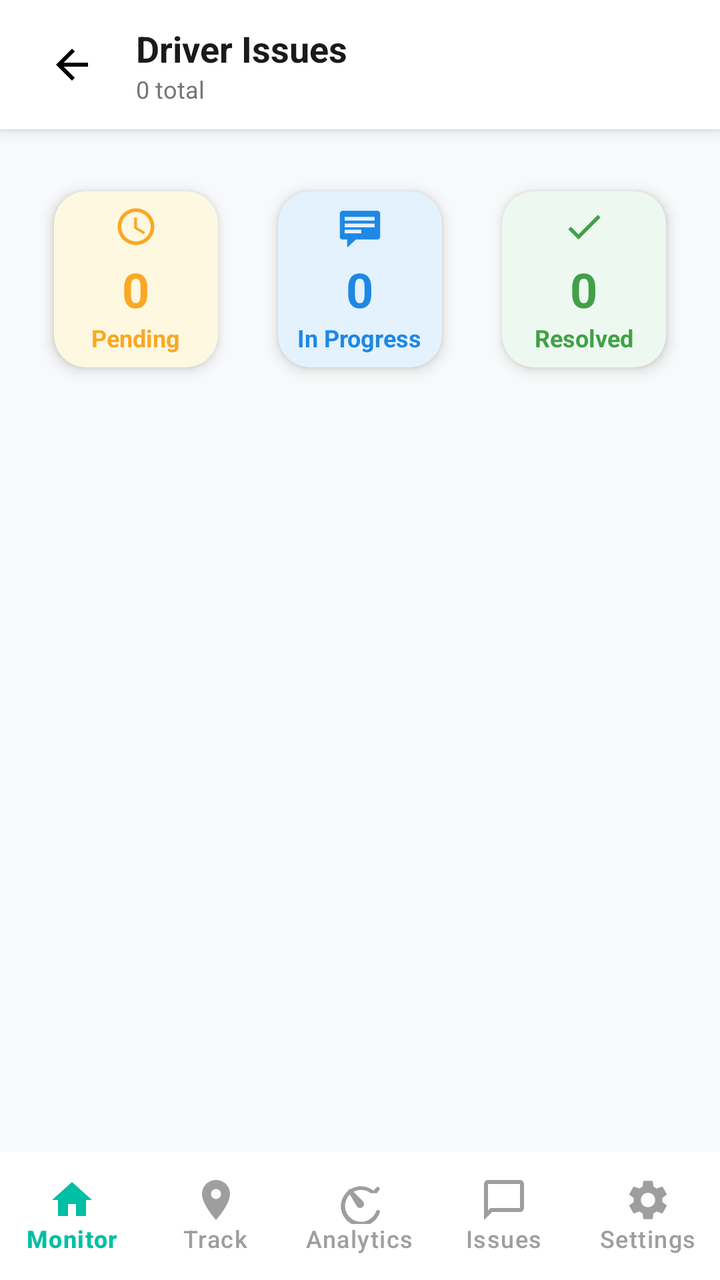
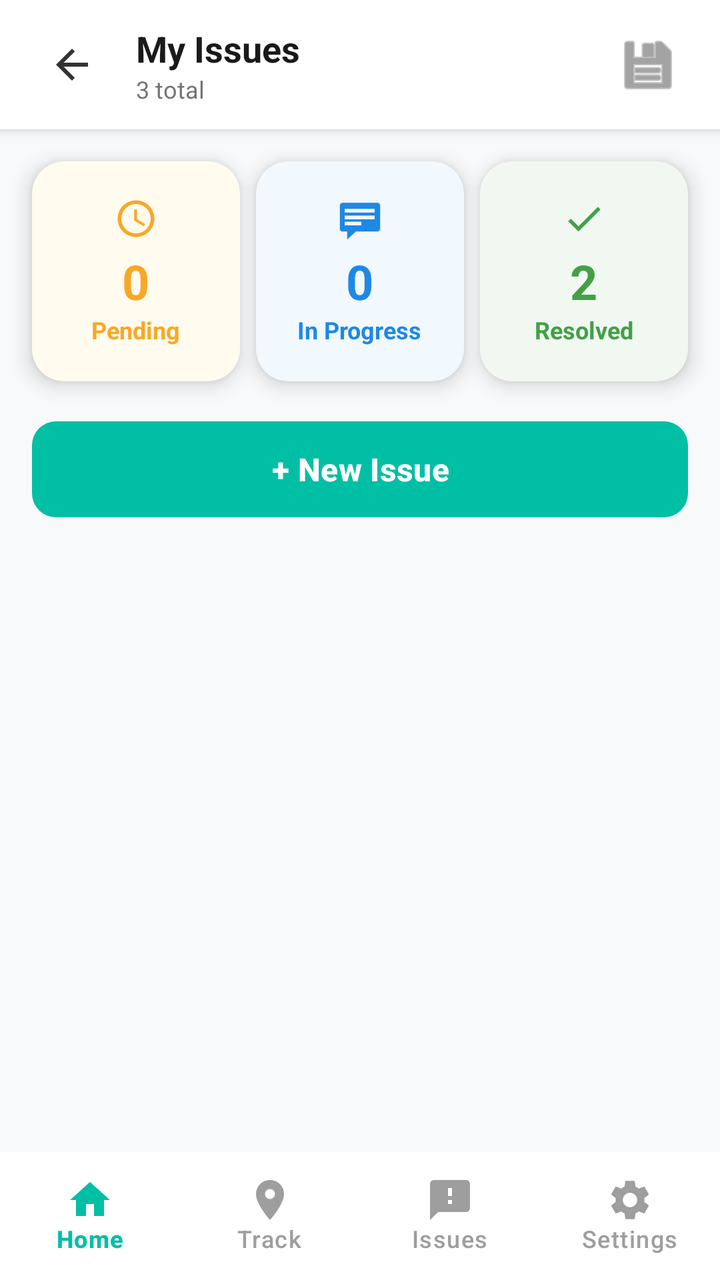

Compare the two renders of this Android layout. The source of the first and the diff that turns it into the second are given below.
<!-- AndroidManifest.xml: application theme Theme.MyApplication -->
<!-- res/layout/activity_driver_issues.xml -->
<?xml version="1.0" encoding="utf-8"?>
<RelativeLayout
    xmlns:android="http://schemas.android.com/apk/res/android"
    xmlns:app="http://schemas.android.com/apk/res-auto"
    android:id="@+id/driver_issues_root"
    android:layout_width="match_parent"
    android:layout_height="match_parent"
    android:background="#F8F9FA">

    <androidx.core.widget.NestedScrollView
        android:layout_width="match_parent"
        android:layout_height="match_parent"
        android:layout_above="@id/bottom_navigation"
        android:clipChildren="false"
        android:clipToPadding="false"
        android:paddingBottom="16dp">

        <LinearLayout
            android:layout_width="match_parent"
            android:layout_height="wrap_content"
            android:orientation="vertical"
            android:clipChildren="false"
            android:clipToPadding="false">

            
            <RelativeLayout
                android:layout_width="match_parent"
                android:layout_height="wrap_content"
                android:paddingHorizontal="16dp"
                android:paddingVertical="12dp"
                android:background="@android:color/white"
                android:elevation="4dp"
                android:id="@+id/header_layout">

                <ImageButton
                    android:id="@+id/btnBack"
                    android:layout_width="40dp"
                    android:layout_height="40dp"
                    android:layout_centerVertical="true"
                    android:background="?attr/selectableItemBackgroundBorderless"
                    android:src="@drawable/ic_back"
                    android:contentDescription="Back"
                    android:padding="8dp"
                    app:tint="@color/black" />

                <LinearLayout
                    android:layout_width="wrap_content"
                    android:layout_height="wrap_content"
                    android:layout_toEndOf="@id/btnBack"
                    android:layout_marginStart="12dp"
                    android:layout_centerVertical="true"
                    android:orientation="vertical">

                    <TextView
                        android:layout_width="wrap_content"
                        android:layout_height="wrap_content"
                        android:text="Driver Issues"
                        android:textSize="18sp"
                        android:textStyle="bold"
                        android:textColor="#1A1A1A" />

                    <TextView
                        android:id="@+id/tvTotalIssues"
                        android:layout_width="wrap_content"
                        android:layout_height="wrap_content"
                        android:text="0 total"
                        android:textSize="12sp"
                        android:textColor="#757575" />
                </LinearLayout>
            </RelativeLayout>

            
            <LinearLayout
                android:layout_width="match_parent"
                android:layout_height="wrap_content"
                android:orientation="horizontal"
                android:paddingHorizontal="12dp"
                android:paddingTop="20dp"
                android:paddingBottom="24dp"
                android:weightSum="3"
                android:clipChildren="false"
                android:clipToPadding="false">

                
                <com.google.android.material.card.MaterialCardView
                    android:id="@+id/cardPending"
                    android:layout_width="0dp"
                    android:layout_height="110dp"
                    android:layout_weight="1"
                    android:layout_marginHorizontal="6dp"
                    app:cardCornerRadius="16dp"
                    app:cardElevation="4dp"
                    app:cardUseCompatPadding="true"
                    app:strokeWidth="0dp"
                    app:cardBackgroundColor="#FFF8E1">
                    <LinearLayout
                        android:layout_width="match_parent"
                        android:layout_height="match_parent"
                        android:gravity="center"
                        android:orientation="vertical">
                        <ImageView
                            android:layout_width="22dp"
                            android:layout_height="22dp"
                            android:src="@drawable/ic_time"
                            app:tint="#F9A825" />
                        <TextView
                            android:id="@+id/tvPendingCount"
                            android:layout_width="wrap_content"
                            android:layout_height="wrap_content"
                            android:layout_marginTop="4dp"
                            android:text="0"
                            android:textSize="24sp"
                            android:textStyle="bold"
                            android:textColor="#F9A825" />
                        <TextView
                            android:layout_width="wrap_content"
                            android:layout_height="wrap_content"
                            android:text="Pending"
                            android:textSize="12sp"
                            android:textStyle="bold"
                            android:textColor="#F9A825" />
                    </LinearLayout>
                </com.google.android.material.card.MaterialCardView>

                
                <com.google.android.material.card.MaterialCardView
                    android:id="@+id/cardInProgress"
                    android:layout_width="0dp"
                    android:layout_height="110dp"
                    android:layout_weight="1"
                    android:layout_marginHorizontal="6dp"
                    app:cardCornerRadius="16dp"
                    app:cardElevation="4dp"
                    app:cardUseCompatPadding="true"
                    app:strokeWidth="0dp"
                    app:cardBackgroundColor="#E3F2FD">
                    <LinearLayout
                        android:layout_width="match_parent"
                        android:layout_height="match_parent"
                        android:gravity="center"
                        android:orientation="vertical">
                        <ImageView
                            android:layout_width="22dp"
                            android:layout_height="22dp"
                            android:src="@android:drawable/stat_notify_chat"
                            app:tint="#1E88E5" />
                        <TextView
                            android:id="@+id/tvInProgressCount"
                            android:layout_width="wrap_content"
                            android:layout_height="wrap_content"
                            android:layout_marginTop="4dp"
                            android:text="0"
                            android:textSize="24sp"
                            android:textStyle="bold"
                            android:textColor="#1E88E5" />
                        <TextView
                            android:layout_width="wrap_content"
                            android:layout_height="wrap_content"
                            android:text="In Progress"
                            android:textSize="12sp"
                            android:textStyle="bold"
                            android:textColor="#1E88E5" />
                    </LinearLayout>
                </com.google.android.material.card.MaterialCardView>

                
                <com.google.android.material.card.MaterialCardView
                    android:id="@+id/cardResolved"
                    android:layout_width="0dp"
                    android:layout_height="110dp"
                    android:layout_weight="1"
                    android:layout_marginHorizontal="6dp"
                    app:cardCornerRadius="16dp"
                    app:cardElevation="4dp"
                    app:cardUseCompatPadding="true"
                    app:strokeWidth="0dp"
                    app:cardBackgroundColor="#EDF9F0">
                    <LinearLayout
                        android:layout_width="match_parent"
                        android:layout_height="match_parent"
                        android:gravity="center"
                        android:orientation="vertical">
                        <ImageView
                            android:layout_width="22dp"
                            android:layout_height="22dp"
                            android:src="@drawable/ic_check"
                            app:tint="#43A047" />
                        <TextView
                            android:id="@+id/tvResolvedCount"
                            android:layout_width="wrap_content"
                            android:layout_height="wrap_content"
                            android:layout_marginTop="4dp"
                            android:text="0"
                            android:textSize="24sp"
                            android:textStyle="bold"
                            android:textColor="#43A047" />
                        <TextView
                            android:layout_width="wrap_content"
                            android:layout_height="wrap_content"
                            android:text="Resolved"
                            android:textSize="12sp"
                            android:textStyle="bold"
                            android:textColor="#43A047" />
                    </LinearLayout>
                </com.google.android.material.card.MaterialCardView>

            </LinearLayout>

            
            <LinearLayout
                android:id="@+id/issuesContainer"
                android:layout_width="match_parent"
                android:layout_height="wrap_content"
                android:orientation="vertical"
                android:padding="16dp">

                

            </LinearLayout>

            <View
                android:layout_width="match_parent"
                android:layout_height="80dp" />

        </LinearLayout>

    </androidx.core.widget.NestedScrollView>

    <com.google.android.material.bottomnavigation.BottomNavigationView
        android:id="@+id/bottom_navigation"
        android:layout_width="match_parent"
        android:layout_height="wrap_content"
        android:minHeight="64dp"
        android:background="@android:color/white"
        app:elevation="32dp"
        app:menu="@menu/admin_bottom_nav_menu"
        android:layout_alignParentBottom="true"
        app:itemIconTint="@color/nav_item_color"
        app:itemTextColor="@color/nav_item_color"
        app:itemRippleColor="@color/nav_active_bg"
        app:itemActiveIndicatorStyle="@style/App.Custom.Indicator"
        app:labelVisibilityMode="labeled" />

</RelativeLayout>
<!-- resources referenced by this layout -->
<resources>
  <color name="black">#FF000000</color>
  <color name="nav_active_bg">#EDE7F6</color>
  <!-- drawable ic_back (drawable) -->
  <vector xmlns:android="http://schemas.android.com/apk/res/android"
      android:width="24dp"
      android:height="24dp"
      android:viewportWidth="24"
      android:viewportHeight="24"
      android:tint="?attr/colorControlNormal">
    <path
        android:fillColor="@android:color/white"
        android:pathData="M20,11H7.83l5.59,-5.59L12,4l-8,8 8,8 1.41,-1.41L7.83,13H20v-2z"/>
  </vector>
  <!-- drawable ic_check (drawable) -->
  <vector xmlns:android="http://schemas.android.com/apk/res/android"
      android:width="24dp"
      android:height="24dp"
      android:viewportWidth="24"
      android:viewportHeight="24">
    <path
        android:fillColor="@android:color/white"
        android:pathData="M9,16.17L4.83,12l-1.42,1.41L9,19 21,7l-1.41,-1.41z"/>
  </vector>
  <!-- drawable ic_time (drawable) -->
  <vector xmlns:android="http://schemas.android.com/apk/res/android"
      android:width="24dp"
      android:height="24dp"
      android:viewportWidth="24"
      android:viewportHeight="24">
    <path
        android:fillColor="@android:color/white"
        android:pathData="M11.99,2C6.47,2 2,6.48 2,12s4.47,10 9.99,10C17.52,22 22,17.52 22,12S17.52,2 11.99,2zM12,20c-4.42,0 -8,-3.58 -8,-8s3.58,-8 8,-8 8,3.58 8,8 -3.58,8 -8,8zM12.5,7L11,7v6l5.25,3.15 0.75,-1.23 -4.5,-2.67z"/>
  </vector>
  <style name="App.Custom.Indicator" parent="Widget.Material3.BottomNavigationView.ActiveIndicator">
          <item name="android:color">@color/nav_active_bg</item>
          <item name="android:width">64dp</item>
          <item name="android:height">40dp</item>
          <item name="marginHorizontal">12dp</item>
      </style>
  <style name="Theme.MyApplication" parent="Base.Theme.MyApplication" />
  <style name="Base.Theme.MyApplication" parent="Theme.Material3.DayNight.NoActionBar">
          
          <item name="colorPrimary">@color/primary_blue</item>
          <item name="colorSecondary">@color/secondary_blue</item>
          <item name="colorTertiary">@color/teal_link</item>
          
          <item name="colorControlActivated">@color/primary_blue</item>
          <item name="colorControlHighlight">@color/light_gray</item>
          <item name="android:textColorHighlight">#40000000</item>
      </style>
  <color name="primary_blue">#1565C0</color>
  <color name="secondary_blue">#1976D2</color>
  <color name="teal_link">#00BFA5</color>
  <color name="light_gray">#E0E0E0</color>
</resources>

<!-- the commit's change to res/layout/activity_driver_issues.xml (unified diff, before → after) -->
@@ -1,26 +1,26 @@
 <?xml version="1.0" encoding="utf-8"?>
-<RelativeLayout
-    xmlns:android="http://schemas.android.com/apk/res/android"
+<androidx.constraintlayout.widget.ConstraintLayout xmlns:android="http://schemas.android.com/apk/res/android"
     xmlns:app="http://schemas.android.com/apk/res-auto"
+    xmlns:tools="http://schemas.android.com/tools"
     android:id="@+id/driver_issues_root"
     android:layout_width="match_parent"
     android:layout_height="match_parent"
-    android:background="#F8F9FA">
+    android:background="#F8F9FA"
+    tools:context=".DriverIssuesActivity">
 
     <androidx.core.widget.NestedScrollView
         android:layout_width="match_parent"
-        android:layout_height="match_parent"
-        android:layout_above="@id/bottom_navigation"
-        android:clipChildren="false"
+        android:layout_height="0dp"
         android:clipToPadding="false"
-        android:paddingBottom="16dp">
+        android:fillViewport="true"
+        app:layout_constraintBottom_toTopOf="@id/bottom_navigation"
+        app:layout_constraintTop_toTopOf="parent">
 
         <LinearLayout
             android:layout_width="match_parent"
             android:layout_height="wrap_content"
             android:orientation="vertical"
-            android:clipChildren="false"
-            android:clipToPadding="false">
+            android:paddingBottom="16dp">
 
             
             <RelativeLayout
@@ -29,24 +29,21 @@
                 android:paddingHorizontal="16dp"
                 android:paddingVertical="12dp"
                 android:background="@android:color/white"
-                android:elevation="4dp"
-                android:id="@+id/header_layout">
+                android:elevation="4dp">
 
                 <ImageButton
-                    android:id="@+id/btnBack"
+                    android:id="@+id/btn_back"
                     android:layout_width="40dp"
                     android:layout_height="40dp"
                     android:layout_centerVertical="true"
                     android:background="?attr/selectableItemBackgroundBorderless"
                     android:src="@drawable/ic_back"
-                    android:contentDescription="Back"
-                    android:padding="8dp"
-                    app:tint="@color/black" />
+                    app:tint="#333333" />
 
                 <LinearLayout
                     android:layout_width="wrap_content"
                     android:layout_height="wrap_content"
-                    android:layout_toEndOf="@id/btnBack"
+                    android:layout_toEndOf="@id/btn_back"
                     android:layout_marginStart="12dp"
                     android:layout_centerVertical="true"
                     android:orientation="vertical">
@@ -54,19 +51,28 @@
                     <TextView
                         android:layout_width="wrap_content"
                         android:layout_height="wrap_content"
-                        android:text="Driver Issues"
+                        android:text="My Issues"
                         android:textSize="18sp"
                         android:textStyle="bold"
                         android:textColor="#1A1A1A" />
 
                     <TextView
-                        android:id="@+id/tvTotalIssues"
+                        android:id="@+id/tv_total_issues"
                         android:layout_width="wrap_content"
                         android:layout_height="wrap_content"
-                        android:text="0 total"
+                        android:text="3 total"
                         android:textSize="12sp"
                         android:textColor="#757575" />
                 </LinearLayout>
+
+                <ImageButton
+                    android:layout_width="40dp"
+                    android:layout_height="40dp"
+                    android:layout_alignParentEnd="true"
+                    android:layout_centerVertical="true"
+                    android:background="?attr/selectableItemBackgroundBorderless"
+                    android:src="@android:drawable/ic_menu_save"
+                    app:tint="#666666" />
             </RelativeLayout>
 
             
@@ -75,24 +81,20 @@
                 android:layout_height="wrap_content"
                 android:orientation="horizontal"
                 android:paddingHorizontal="12dp"
-                android:paddingTop="20dp"
-                android:paddingBottom="24dp"
+                android:paddingVertical="16dp"
                 android:weightSum="3"
-                android:clipChildren="false"
                 android:clipToPadding="false">
 
                 
                 <com.google.android.material.card.MaterialCardView
-                    android:id="@+id/cardPending"
                     android:layout_width="0dp"
                     android:layout_height="110dp"
                     android:layout_weight="1"
-                    android:layout_marginHorizontal="6dp"
+                    android:layout_marginHorizontal="4dp"
                     app:cardCornerRadius="16dp"
-                    app:cardElevation="4dp"
-                    app:cardUseCompatPadding="true"
+                    app:cardElevation="6dp"
                     app:strokeWidth="0dp"
-                    app:cardBackgroundColor="#FFF8E1">
+                    app:cardBackgroundColor="#FFFBEE">
                     <LinearLayout
                         android:layout_width="match_parent"
                         android:layout_height="match_parent"
@@ -104,7 +106,7 @@
                             android:src="@drawable/ic_time"
                             app:tint="#F9A825" />
                         <TextView
-                            android:id="@+id/tvPendingCount"
+                            android:id="@+id/tv_pending_count"
                             android:layout_width="wrap_content"
                             android:layout_height="wrap_content"
                             android:layout_marginTop="4dp"
@@ -124,16 +126,14 @@
 
                 
                 <com.google.android.material.card.MaterialCardView
-                    android:id="@+id/cardInProgress"
                     android:layout_width="0dp"
                     android:layout_height="110dp"
                     android:layout_weight="1"
-                    android:layout_marginHorizontal="6dp"
+                    android:layout_marginHorizontal="4dp"
                     app:cardCornerRadius="16dp"
-                    app:cardElevation="4dp"
-                    app:cardUseCompatPadding="true"
+                    app:cardElevation="6dp"
                     app:strokeWidth="0dp"
-                    app:cardBackgroundColor="#E3F2FD">
+                    app:cardBackgroundColor="#F1F8FE">
                     <LinearLayout
                         android:layout_width="match_parent"
                         android:layout_height="match_parent"
@@ -145,7 +145,7 @@
                             android:src="@android:drawable/stat_notify_chat"
                             app:tint="#1E88E5" />
                         <TextView
-                            android:id="@+id/tvInProgressCount"
+                            android:id="@+id/tv_in_progress_count"
                             android:layout_width="wrap_content"
                             android:layout_height="wrap_content"
                             android:layout_marginTop="4dp"
@@ -165,16 +165,14 @@
 
                 
                 <com.google.android.material.card.MaterialCardView
-                    android:id="@+id/cardResolved"
                     android:layout_width="0dp"
                     android:layout_height="110dp"
                     android:layout_weight="1"
-                    android:layout_marginHorizontal="6dp"
+                    android:layout_marginHorizontal="4dp"
                     app:cardCornerRadius="16dp"
-                    app:cardElevation="4dp"
-                    app:cardUseCompatPadding="true"
+                    app:cardElevation="6dp"
                     app:strokeWidth="0dp"
-                    app:cardBackgroundColor="#EDF9F0">
+                    app:cardBackgroundColor="#F1F8F1">
                     <LinearLayout
                         android:layout_width="match_parent"
                         android:layout_height="match_parent"
@@ -186,11 +184,11 @@
                             android:src="@drawable/ic_check"
                             app:tint="#43A047" />
                         <TextView
-                            android:id="@+id/tvResolvedCount"
+                            android:id="@+id/tv_resolved_count"
                             android:layout_width="wrap_content"
                             android:layout_height="wrap_content"
                             android:layout_marginTop="4dp"
-                            android:text="0"
+                            android:text="2"
                             android:textSize="24sp"
                             android:textStyle="bold"
                             android:textColor="#43A047" />
@@ -203,42 +201,49 @@
                             android:textColor="#43A047" />
                     </LinearLayout>
                 </com.google.android.material.card.MaterialCardView>
-
             </LinearLayout>
 
             
+            <com.google.android.material.button.MaterialButton
+                android:id="@+id/btn_new_issue"
+                android:layout_width="match_parent"
+                android:layout_height="56dp"
+                android:layout_marginHorizontal="16dp"
+                android:layout_marginBottom="16dp"
+                android:text="+ New Issue"
+                android:textAllCaps="false"
+                android:textSize="16sp"
+                android:textStyle="bold"
+                android:textColor="@android:color/white"
+                app:backgroundTint="#00BFA5"
+                app:cornerRadius="12dp"
+                app:elevation="8dp" />
+
+            
             <LinearLayout
-                android:id="@+id/issuesContainer"
+                android:id="@+id/issues_container"
                 android:layout_width="match_parent"
                 android:layout_height="wrap_content"
                 android:orientation="vertical"
-                android:padding="16dp">
-
-                
-
-            </LinearLayout>
-
-            <View
-                android:layout_width="match_parent"
-                android:layout_height="80dp" />
+                android:paddingHorizontal="16dp" />
 
         </LinearLayout>
-
     </androidx.core.widget.NestedScrollView>
 
+    
     <com.google.android.material.bottomnavigation.BottomNavigationView
         android:id="@+id/bottom_navigation"
         android:layout_width="match_parent"
         android:layout_height="wrap_content"
         android:minHeight="64dp"
-        android:background="@android:color/white"
+        android:background="@color/white"
         app:elevation="32dp"
-        app:menu="@menu/admin_bottom_nav_menu"
-        android:layout_alignParentBottom="true"
+        app:layout_constraintBottom_toBottomOf="parent"
+        app:menu="@menu/driver_bottom_nav_menu"
         app:itemIconTint="@color/nav_item_color"
         app:itemTextColor="@color/nav_item_color"
         app:itemRippleColor="@color/nav_active_bg"
         app:itemActiveIndicatorStyle="@style/App.Custom.Indicator"
         app:labelVisibilityMode="labeled" />
 
-</RelativeLayout>
+</androidx.constraintlayout.widget.ConstraintLayout>
<!-- resource entries referenced after the edit -->
@@ -1,7 +1,7 @@
 <!-- resources referenced by this layout -->
 <resources>
-  <color name="black">#FF000000</color>
   <color name="nav_active_bg">#EDE7F6</color>
+  <color name="white">#FFFFFFFF</color>
   <!-- drawable ic_back (drawable) -->
   <vector xmlns:android="http://schemas.android.com/apk/res/android"
       android:width="24dp"
